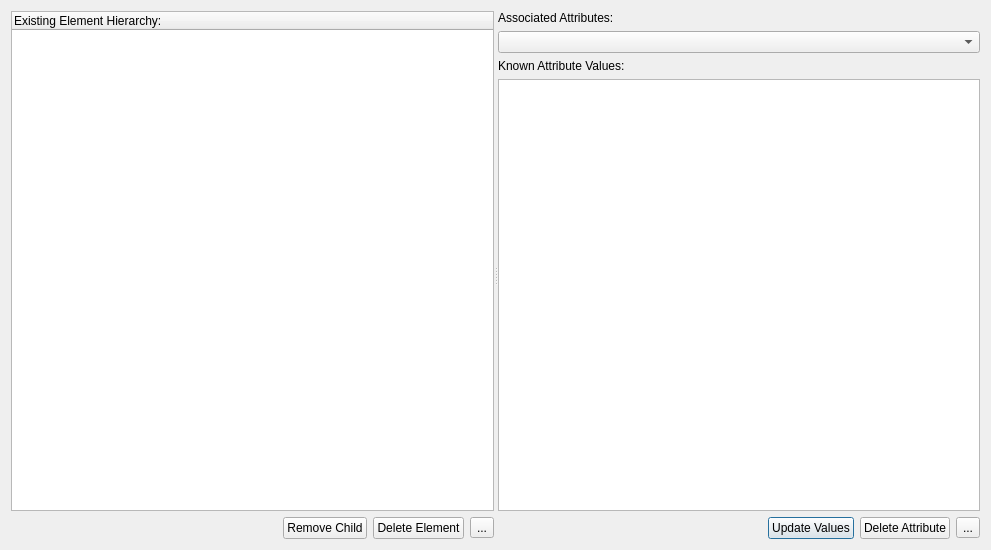
Old version of the form GCXMLGenerator/forms/gcremoveitemsform.ui in the repository goblincoding/xmlmill.
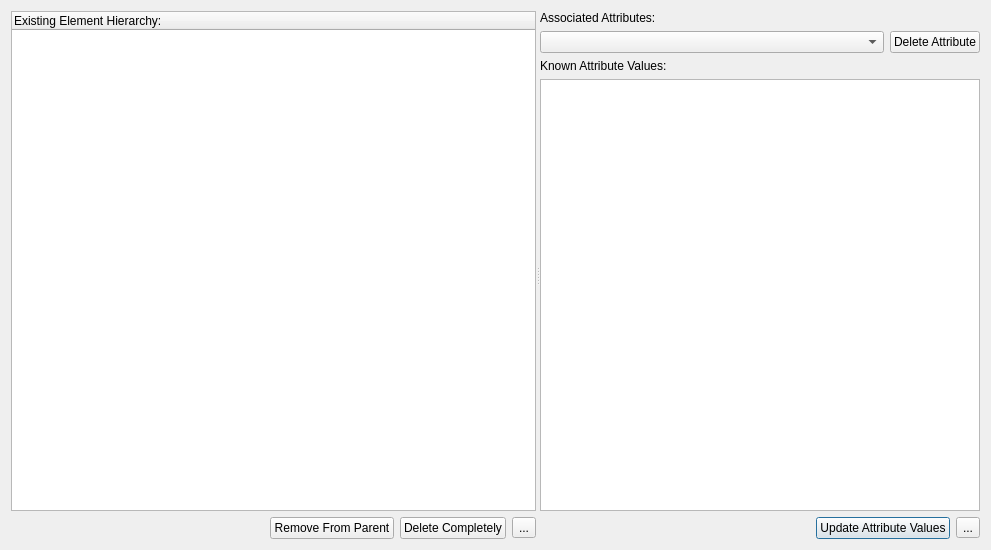
New version of the form. Icons and pictures are not drawn. Custom widgets are drawn as their Qt base class.

The edit to the form file:
```diff
--- a/GCXMLGenerator/forms/gcremoveitemsform.ui
+++ b/GCXMLGenerator/forms/gcremoveitemsform.ui
@@ -82,7 +82,7 @@
             <string>Remove the highlighted element from its parent's child list.</string>
            </property>
            <property name="text">
-            <string>Remove Child</string>
+            <string>Remove From Parent</string>
            </property>
            <property name="default">
             <bool>true</bool>
@@ -95,7 +95,7 @@
             <string>Delete the element (and all of its children).</string>
            </property>
            <property name="text">
-            <string>Delete Element</string>
+            <string>Delete Completely</string>
            </property>
           </widget>
          </item>
@@ -114,7 +114,7 @@
        </item>
       </layout>
      </widget>
-     <widget class="QWidget" name="layoutWidget1">
+     <widget class="QWidget" name="">
       <layout class="QVBoxLayout" name="attributeLayout">
        <item>
         <widget class="QLabel" name="attributesLabel">
@@ -124,6 +124,8 @@
         </widget>
        </item>
        <item>
+        <layout class="QHBoxLayout" name="deleteAttributeLayout">
+         <item>
         <widget class="QComboBox" name="comboBox">
          <property name="sizePolicy">
           <sizepolicy hsizetype="Expanding" vsizetype="Fixed">
@@ -134,6 +136,18 @@
         </widget>
        </item>
        <item>
+          <widget class="QPushButton" name="deleteAttributeButton">
+           <property name="whatsThis">
+            <string>Delete the highlighted attribute and all its associated values.</string>
+           </property>
+           <property name="text">
+            <string>Delete Attribute</string>
+           </property>
+          </widget>
+         </item>
+        </layout>
+       </item>
+       <item>
         <widget class="QLabel" name="attributeValueLabel">
          <property name="text">
           <string>Known Attribute Values:</string>
@@ -144,7 +158,7 @@
         <widget class="QPlainTextEdit" name="plainTextEdit"/>
        </item>
        <item>
-        <layout class="QHBoxLayout" name="deleteAttributeLayout">
+        <layout class="QHBoxLayout" name="updateAttributeLayout">
          <item>
           <spacer name="attributeSpacer">
            <property name="orientation">
@@ -164,23 +178,13 @@
             <string>Update the selected attribute's values.</string>
            </property>
            <property name="text">
-            <string>Update Values</string>
+            <string>Update Attribute Values</string>
            </property>
            <property name="default">
             <bool>true</bool>
            </property>
           </widget>
          </item>
-         <item>
-          <widget class="QPushButton" name="deleteAttributeButton">
-           <property name="whatsThis">
-            <string>Delete the highlighted attribute and all its associated values.</string>
-           </property>
-           <property name="text">
-            <string>Delete Attribute</string>
-           </property>
-          </widget>
-         </item>
          <item>
           <widget class="QToolButton" name="showAttributeHelpButton">
            <property name="text">
```
Left out of the diff: 4 changed lines with no effect on the pictures. Lines whose indentation alone changed are shown as unchanged.
